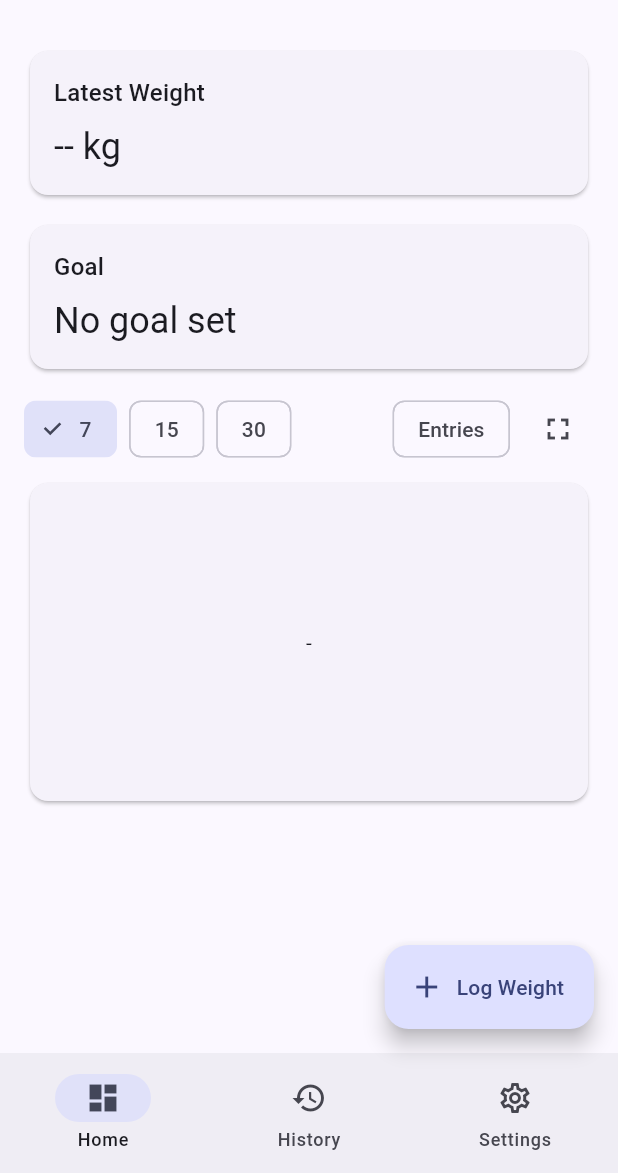
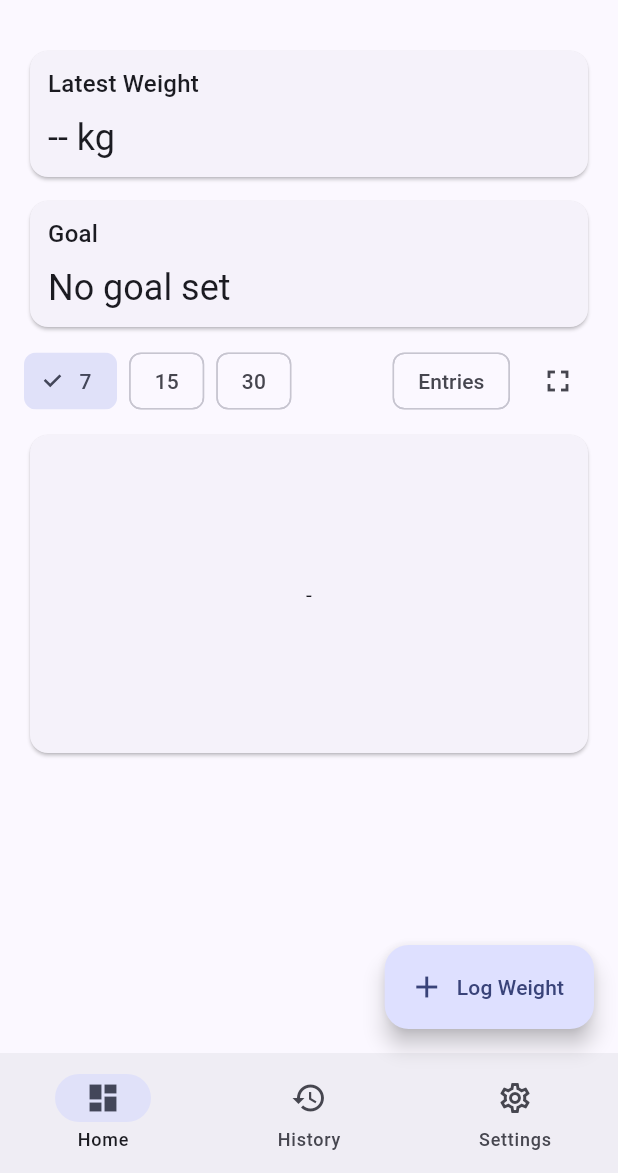
Before and after one commit to shibbys/codex-pilot, a Flutter app: the screen it shows after launch, on a phone screen of 412 x 824 dp, the part 63-1236 px from its top. Run offline on Flutter 3.47's test engine with Material 3 defaults, Android fonts, the phone set to English and light mode, and no system bars; our stand-ins replace drift, fl_chart, flutter_local_notifications, flutter_riverpod, go_router, permission_handler and 2 more; accounts and stored records are empty; generated files the repository leaves out were written again.

Commit message:
Chart: fix bottom overflow (reserved bottom space, larger height); rotate/limit labels; compact top cards spacing; compact FAB; ETA computed for both modes using time-per-step; add Average label translations

```diff
--- a/app/lib/core/i18n/translations.dart
+++ b/app/lib/core/i18n/translations.dart
@@ -50,7 +50,7 @@ final _translations = <String, Map<String, String>>{
     'eta': 'ETA',
     'daysShort': 'd',
     'entriesShort': 'entries',
-    'neededPerDay': 'needed/day',
+    'average': 'Average',
     'movingAway': 'moving away',
     'noDeadline': 'no deadline',
     'fullscreen': 'Full screen',
@@ -102,7 +102,7 @@ final _translations = <String, Map<String, String>>{
     'eta': 'Prev.',
     'daysShort': 'd',
     'entriesShort': 'entradas',
-    'neededPerDay': 'necessário/dia',
+    'average': 'Média',
     'movingAway': 'afastando da meta',
     'noDeadline': 'sem prazo',
     'fullscreen': 'Tela cheia',
--- a/app/lib/features/dashboard/presentation/dashboard_page.dart
+++ b/app/lib/features/dashboard/presentation/dashboard_page.dart
@@ -100,9 +100,9 @@ class DashboardPage extends ConsumerWidget {
         padding: const EdgeInsets.all(16),
         children: <Widget>[
           _SummaryCard(title: tr(ref, 'latestWeight'), value: latestText),
-          const SizedBox(height: 12),
+          const SizedBox(height: 8),
           _SummaryCard(title: tr(ref, 'goal'), value: goalText),
-          const SizedBox(height: 12),
+          const SizedBox(height: 8),
           Row(
             children: [
               ChoiceChip(
@@ -305,6 +305,7 @@ class TrendChart extends ConsumerWidget {
                     bottomTitles: AxisTitles(
                       sideTitles: SideTitles(
                         showTitles: true,
+                        reservedSize: 40,
                         interval: 1,
                         getTitlesWidget: (value, meta) {
                           final i = value.round();
@@ -373,7 +374,7 @@ class TrendChart extends ConsumerWidget {
                                 fontWeight: FontWeight.w600,
                               ) ??
                               const TextStyle(color: Colors.black);
-                          return LineTooltipItem('${t.y.toStringAsFixed(1)} kg\n$dateLabel', txtStyle);
+                          return LineTooltipItem('${t.y.toStringAsFixed(1)} kg`n$dateLabel', txtStyle);
                         }).toList();
                       },
                     ),
@@ -460,7 +461,7 @@ class TrendChart extends ConsumerWidget {
                           children: [
                             const Icon(Icons.trending_up, size: 16),
                             const SizedBox(width: 8),
-                            Text('${tr(ref, 'trend')}: ${(slope ?? 0).toStringAsFixed(2)} kg/${byDays ? tr(ref, 'daysShort') : tr(ref, 'entriesShort')}', style: theme.textTheme.bodyMedium),
+                            Text('${tr(ref, 'trend')}: ${(slope ?? 0).toStringAsFixed(2)} kg/${tr(ref, 'daysShort')}', style: theme.textTheme.bodyMedium),
                           ],
                         ),
                         const SizedBox(height: 6),
@@ -482,7 +483,7 @@ class TrendChart extends ConsumerWidget {
                             children: [
                               const Icon(Icons.speed, size: 16),
                               const SizedBox(width: 8),
-                              Text('${tr(ref, 'neededPerDay')}: ${neededPerDay.abs().toStringAsFixed(2)} kg/${tr(ref, 'daysShort')}', style: theme.textTheme.bodyMedium),
+                              Text('${tr(ref, 'average')}: ${neededPerDay.toStringAsFixed(2)} kg/${tr(ref, 'daysShort')}', style: theme.textTheme.bodyMedium),
                             ],
                           ),
                         ],
@@ -494,7 +495,7 @@ class TrendChart extends ConsumerWidget {
 
               return Column(
                 children: [
-                  SizedBox(height: 220, child: chart),
+                  SizedBox(height: 260, child: chart),
                   const SizedBox(height: 8),
                   metricsCard(),
                 ],
@@ -584,7 +585,7 @@ class _SummaryCard extends StatelessWidget {
   Widget build(BuildContext context) {
     return Card(
       child: Padding(
-        padding: const EdgeInsets.all(16),
+        padding: const EdgeInsets.symmetric(horizontal: 12, vertical: 10),
         child: Column(
           crossAxisAlignment: CrossAxisAlignment.start,
           children: <Widget>[
```
